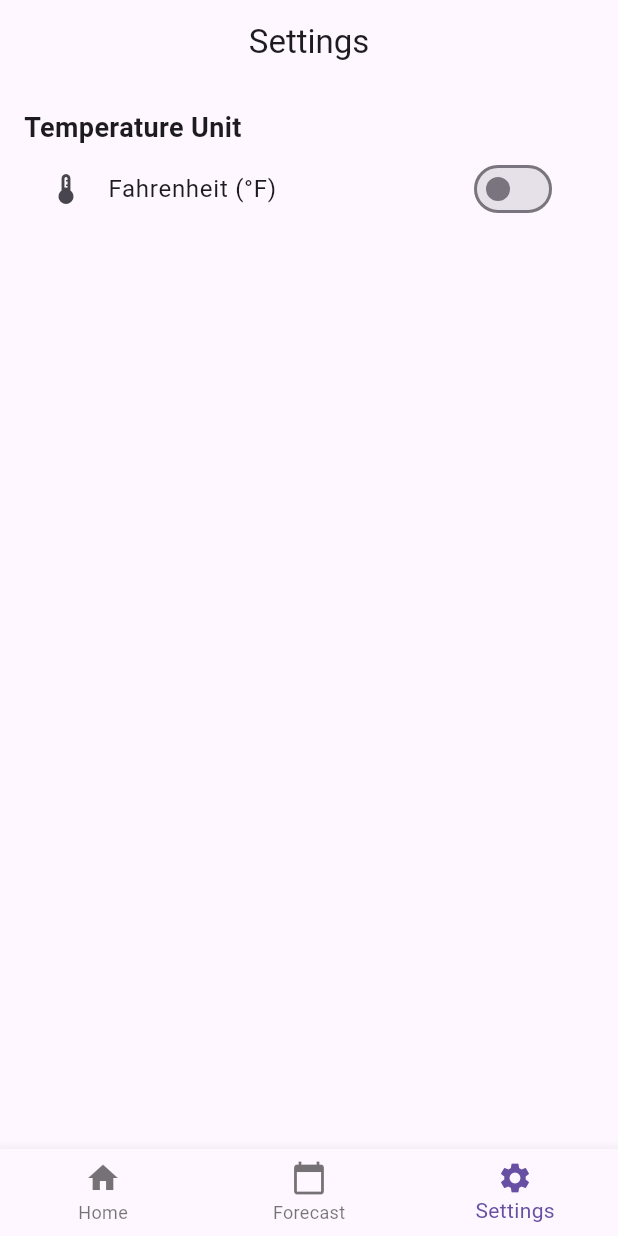
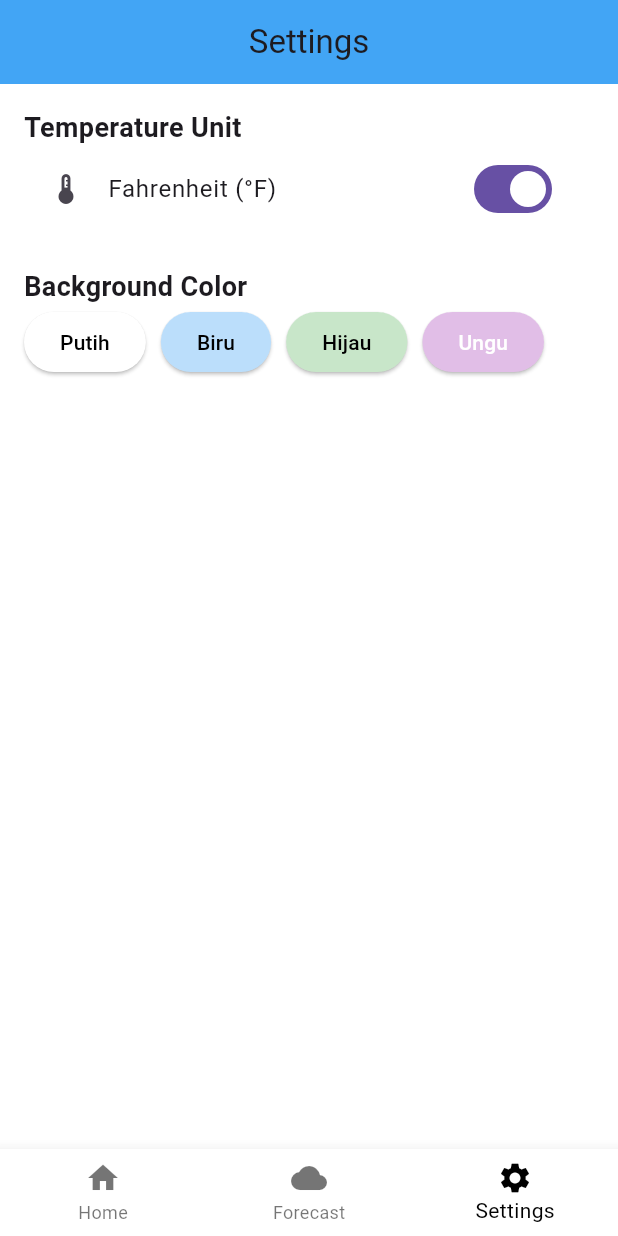
Before and after one commit to Fauzanwildany/weather_app, a Flutter app: the screen it shows after launch, item 3 of the bottom bar chosen, after a tap on "Celsius (°C)", on a phone screen of 412 x 824 dp. Run offline on Flutter 3.47's test engine with Material 3 defaults, Android fonts, the phone set to English and light mode, and no system bars; our stand-ins replace shared_preferences; network calls fail.

Commit message:
Update warna global, latar belakang dinamis, dan settings

```diff
--- a/lib/main.dart
+++ b/lib/main.dart
@@ -1,7 +1,5 @@
 import 'package:flutter/material.dart';
-import 'pages/home_page.dart';
-import 'pages/forecast_page.dart';
-import 'pages/settings_page.dart';
+import 'pages/splash_page.dart';
 
 void main() {
   runApp(const WeatherApp());
@@ -15,51 +13,11 @@ class WeatherApp extends StatelessWidget {
     return MaterialApp(
       debugShowCheckedModeBanner: false,
       title: 'Weather App',
-      theme: ThemeData(primarySwatch: Colors.blue),
-      home: const MainPage(),
+      theme: ThemeData(
+        primarySwatch: Colors.blue,
+        scaffoldBackgroundColor: Colors.white,
+      ),
+      home: const SplashPage(), // SplashPage akan jadi halaman awal
     );
   }
 }
-
-class MainPage extends StatefulWidget {
-  const MainPage({super.key});
-
-  @override
-  State<MainPage> createState() => _MainPageState();
-}
-
-class _MainPageState extends State<MainPage> {
-  int _selectedIndex = 0;
-
-  final List<Widget> _pages = [
-    const HomePage(),
-    const ForecastPage(),
-    const SettingsPage(),
-  ];
-
-  void _onItemTapped(int index) {
-    setState(() => _selectedIndex = index);
-  }
-
-  @override
-  Widget build(BuildContext context) {
-    return Scaffold(
-      body: _pages[_selectedIndex],
-      bottomNavigationBar: BottomNavigationBar(
-        currentIndex: _selectedIndex,
-        onTap: _onItemTapped,
-        items: const [
-          BottomNavigationBarItem(icon: Icon(Icons.home), label: 'Home'),
-          BottomNavigationBarItem(
-            icon: Icon(Icons.calendar_today),
-            label: 'Forecast',
-          ),
-          BottomNavigationBarItem(
-            icon: Icon(Icons.settings),
-            label: 'Settings',
-          ),
-        ],
-      ),
-    );
-  }
-}
--- a/lib/pages/forecast_page.dart
+++ b/lib/pages/forecast_page.dart
@@ -1,8 +1,16 @@
 import 'package:flutter/material.dart';
 import '../services/forecast_service.dart';
+import '../providers/theme_provider.dart';
 
 class ForecastPage extends StatefulWidget {
-  const ForecastPage({super.key});
+  final String city;
+  final bool isFahrenheit;
+
+  const ForecastPage({
+    super.key,
+    required this.city,
+    required this.isFahrenheit,
+  });
 
   @override
   State<ForecastPage> createState() => _ForecastPageState();
@@ -21,7 +29,7 @@ class _ForecastPageState extends State<ForecastPage> {
 
   void _loadForecast() async {
     try {
-      final data = await _forecastService.fetchForecast("Jakarta");
+      final data = await _forecastService.fetchForecast(widget.city);
       setState(() {
         _forecastData = data;
         _isLoading = false;
@@ -31,23 +39,36 @@ class _ForecastPageState extends State<ForecastPage> {
     }
   }
 
+  double _convertTemp(double celsius) {
+    return widget.isFahrenheit ? (celsius * 9 / 5 + 32) : celsius;
+  }
+
+  String _unitSymbol() => widget.isFahrenheit ? '°F' : '°C';
+
   @override
   Widget build(BuildContext context) {
+    return ValueListenableBuilder<Color>(
+      valueListenable: ThemeProvider.backgroundColor,
+      builder: (context, bgColor, _) {
         return Scaffold(
-      appBar: AppBar(title: const Text('5-Day Forecast'), centerTitle: true),
-      body:
-          _isLoading
+          backgroundColor: bgColor,
+          appBar: AppBar(
+            title: Text('5-Day Forecast (${widget.city})'),
+            centerTitle: true,
+          ),
+          body: _isLoading
               ? const Center(child: CircularProgressIndicator())
               : ListView.builder(
                   itemCount: _forecastData.length,
                   itemBuilder: (context, index) {
                     final item = _forecastData[index];
+                    final temp = _convertTemp(item['temp']);
                     return ListTile(
                       leading: Image.network(
                         'https://openweathermap.org/img/wn/${item['icon']}@2x.png',
                       ),
                       title: Text(
-                      '${item['temp'].toStringAsFixed(1)}°C - ${item['desc']}',
+                        '${temp.toStringAsFixed(1)}${_unitSymbol()} - ${item['desc']}',
                         style: const TextStyle(fontSize: 16),
                       ),
                       subtitle: Text(item['date']),
@@ -55,5 +76,7 @@ class _ForecastPageState extends State<ForecastPage> {
                   },
                 ),
         );
+      },
+    );
   }
 }
--- a/lib/pages/home_page.dart
+++ b/lib/pages/home_page.dart
@@ -1,9 +1,17 @@
 import 'package:flutter/material.dart';
 import '../services/weather_service.dart';
 import '../models/weather_model.dart';
+import '../providers/theme_provider.dart';
 
 class HomePage extends StatefulWidget {
-  const HomePage({super.key});
+  final Function(String) onCityChanged;
+  final bool isFahrenheit;
+
+  const HomePage({
+    super.key,
+    required this.onCityChanged,
+    required this.isFahrenheit,
+  });
 
   @override
   State<HomePage> createState() => _HomePageState();
@@ -31,8 +39,8 @@ class _HomePageState extends State<HomePage> {
       setState(() {
         _weather = data;
       });
+      widget.onCityChanged(city);
     } catch (e) {
-      // Jangan gunakan print di produksi
       setState(() {
         _weather = null;
       });
@@ -43,9 +51,14 @@ class _HomePageState extends State<HomePage> {
     }
   }
 
+  double _convertTemp(double celsius) {
+    return widget.isFahrenheit ? (celsius * 9 / 5 + 32) : celsius;
+  }
+
+  String _unitSymbol() => widget.isFahrenheit ? '°F' : '°C';
+
   LinearGradient _getWeatherGradient(String description) {
     description = description.toLowerCase();
-
     if (description.contains('rain')) {
       return const LinearGradient(
         colors: [Colors.grey, Colors.blueGrey],
@@ -75,6 +88,9 @@ class _HomePageState extends State<HomePage> {
 
   @override
   Widget build(BuildContext context) {
+    return ValueListenableBuilder<Color>(
+      valueListenable: ThemeProvider.backgroundColor,
+      builder: (context, bgColor, _) {
         return Scaffold(
           appBar: AppBar(
             title: const Text('WeatherNow'),
@@ -87,16 +103,12 @@ class _HomePageState extends State<HomePage> {
               gradient:
                   _weather != null
                       ? _getWeatherGradient(_weather!.description)
-                  : const LinearGradient(
-                    colors: [Colors.blue, Colors.lightBlueAccent],
-                    begin: Alignment.topCenter,
-                    end: Alignment.bottomCenter,
-                  ),
+                      : null,
+              color: _weather == null ? bgColor : null,
             ),
             padding: const EdgeInsets.all(20),
             child: Column(
               children: [
-            // Kotak pencarian
                 Container(
                   decoration: BoxDecoration(
                     color: Colors.white,
@@ -114,7 +126,9 @@ class _HomePageState extends State<HomePage> {
                     decoration: InputDecoration(
                       hintText: 'Masukkan nama kota',
                       border: InputBorder.none,
-                  contentPadding: const EdgeInsets.symmetric(horizontal: 16),
+                      contentPadding: const EdgeInsets.symmetric(
+                        horizontal: 16,
+                      ),
                       suffixIcon: IconButton(
                         icon: const Icon(Icons.search),
                         onPressed: () {
@@ -128,8 +142,6 @@ class _HomePageState extends State<HomePage> {
                   ),
                 ),
                 const SizedBox(height: 30),
-
-            // Cuaca atau loading
                 if (_isLoading)
                   const Center(child: CircularProgressIndicator())
                 else if (_weather != null)
@@ -161,7 +173,7 @@ class _HomePageState extends State<HomePage> {
                               ),
                               const SizedBox(height: 12),
                               Text(
-                            '${_weather!.temperature.toStringAsFixed(1)}°C',
+                                '${_convertTemp(_weather!.temperature).toStringAsFixed(1)}${_unitSymbol()}',
                                 style: const TextStyle(
                                   fontSize: 52,
                                   fontWeight: FontWeight.bold,
@@ -196,5 +208,7 @@ class _HomePageState extends State<HomePage> {
             ),
           ),
         );
+      },
+    );
   }
 }
--- /dev/null
+++ b/lib/pages/main_page.dart
@@ -0,0 +1,73 @@
+import 'package:flutter/material.dart';
+import 'home_page.dart';
+import 'forecast_page.dart';
+import 'settings_page.dart';
+import '../providers/theme_provider.dart';
+
+class MainPage extends StatefulWidget {
+  final bool initialIsFahrenheit;
+  const MainPage({super.key, required this.initialIsFahrenheit});
+
+  @override
+  State<MainPage> createState() => _MainPageState();
+}
+
+class _MainPageState extends State<MainPage> {
+  int _selectedIndex = 0;
+  String _currentCity = "Pamekasan";
+  late bool _isFahrenheit;
+
+  @override
+  void initState() {
+    super.initState();
+    _isFahrenheit = widget.initialIsFahrenheit;
+  }
+
+  void _onCityChanged(String city) {
+    setState(() {
+      _currentCity = city;
+    });
+  }
+
+  void _onUnitChanged(bool value) {
+    setState(() {
+      _isFahrenheit = value;
+    });
+  }
+
+  @override
+  Widget build(BuildContext context) {
+    final pages = [
+      HomePage(onCityChanged: _onCityChanged, isFahrenheit: _isFahrenheit),
+      ForecastPage(city: _currentCity, isFahrenheit: _isFahrenheit),
+      SettingsPage(isFahrenheit: _isFahrenheit, onUnitChanged: _onUnitChanged),
+    ];
+
+    return ValueListenableBuilder<Color>(
+      valueListenable: ThemeProvider.backgroundColor,
+      builder: (context, bgColor, _) {
+        return Scaffold(
+          body: pages[_selectedIndex],
+          bottomNavigationBar: BottomNavigationBar(
+            currentIndex: _selectedIndex,
+            onTap: (index) => setState(() => _selectedIndex = index),
+            backgroundColor: bgColor,
+            selectedItemColor: Colors.black,
+            unselectedItemColor: Colors.black54,
+            items: const [
+              BottomNavigationBarItem(icon: Icon(Icons.home), label: 'Home'),
+              BottomNavigationBarItem(
+                icon: Icon(Icons.cloud),
+                label: 'Forecast',
+              ),
+              BottomNavigationBarItem(
+                icon: Icon(Icons.settings),
+                label: 'Settings',
+              ),
+            ],
+          ),
+        );
+      },
+    );
+  }
+}
--- a/lib/pages/settings_page.dart
+++ b/lib/pages/settings_page.dart
@@ -1,41 +1,55 @@
 import 'package:flutter/material.dart';
 import 'package:shared_preferences/shared_preferences.dart';
+import '../providers/theme_provider.dart';
 
 class SettingsPage extends StatefulWidget {
-  const SettingsPage({super.key});
+  final bool isFahrenheit;
+  final Function(bool) onUnitChanged;
+
+  const SettingsPage({
+    super.key,
+    required this.isFahrenheit,
+    required this.onUnitChanged,
+  });
 
   @override
   State<SettingsPage> createState() => _SettingsPageState();
 }
 
 class _SettingsPageState extends State<SettingsPage> {
-  bool _useCelsius = true;
+  late bool _useFahrenheit;
 
   @override
   void initState() {
     super.initState();
-    _loadPreference();
-  }
-
-  void _loadPreference() async {
-    final prefs = await SharedPreferences.getInstance();
-    setState(() {
-      _useCelsius = prefs.getBool('useCelsius') ?? true;
-    });
+    _useFahrenheit = widget.isFahrenheit;
   }
 
   void _toggleUnit(bool value) async {
     final prefs = await SharedPreferences.getInstance();
     setState(() {
-      _useCelsius = value;
+      _useFahrenheit = value;
     });
-    await prefs.setBool('useCelsius', value);
+    await prefs.setBool('useFahrenheit', value);
+    widget.onUnitChanged(value);
+  }
+
+  void _changeColor(Color color) async {
+    await ThemeProvider.updateColor(color);
   }
 
   @override
   Widget build(BuildContext context) {
+    return ValueListenableBuilder<Color>(
+      valueListenable: ThemeProvider.backgroundColor,
+      builder: (context, bgColor, _) {
         return Scaffold(
-      appBar: AppBar(title: const Text('Settings'), centerTitle: true),
+          backgroundColor: bgColor,
+          appBar: AppBar(
+            title: const Text('Settings'),
+            centerTitle: true,
+            backgroundColor: Colors.blue.shade400,
+          ),
           body: ListView(
             padding: const EdgeInsets.all(16),
             children: [
@@ -44,13 +58,58 @@ class _SettingsPageState extends State<SettingsPage> {
                 style: TextStyle(fontSize: 18, fontWeight: FontWeight.bold),
               ),
               SwitchListTile(
-            title: Text(_useCelsius ? 'Celsius (°C)' : 'Fahrenheit (°F)'),
-            value: _useCelsius,
+                title:
+                    Text(_useFahrenheit ? 'Fahrenheit (°F)' : 'Celsius (°C)'),
+                value: _useFahrenheit,
                 onChanged: _toggleUnit,
                 secondary: const Icon(Icons.thermostat),
+              ),
+              const SizedBox(height: 24),
+              const Text(
+                'Background Color',
+                style: TextStyle(fontSize: 18, fontWeight: FontWeight.bold),
+              ),
+              Wrap(
+                spacing: 10,
+                children: [
+                  ElevatedButton(
+                    onPressed: () => _changeColor(Colors.white),
+                    style: ElevatedButton.styleFrom(
+                      backgroundColor: Colors.white,
+                      foregroundColor: Colors.black,
+                    ),
+                    child: const Text('Putih'),
+                  ),
+                  ElevatedButton(
+                    onPressed: () => _changeColor(Colors.blue.shade100),
+                    style: ElevatedButton.styleFrom(
+                      backgroundColor: Colors.blue.shade100,
+                      foregroundColor: Colors.black,
+                    ),
+                    child: const Text('Biru'),
+                  ),
+                  ElevatedButton(
+                    onPressed: () => _changeColor(Colors.green.shade100),
+                    style: ElevatedButton.styleFrom(
+                      backgroundColor: Colors.green.shade100,
+                      foregroundColor: Colors.black,
+                    ),
+                    child: const Text('Hijau'),
+                  ),
+                  ElevatedButton(
+                    onPressed: () => _changeColor(Colors.purple.shade100),
+                    style: ElevatedButton.styleFrom(
+                      backgroundColor: Colors.purple.shade100,
+                      foregroundColor: Colors.white,
+                    ),
+                    child: const Text('Ungu'),
+                  ),
+                ],
               ),
             ],
           ),
         );
+      },
+    );
   }
 }
--- a/lib/pages/splash_page.dart
+++ b/lib/pages/splash_page.dart
@@ -1,6 +1,7 @@
 import 'dart:async';
 import 'package:flutter/material.dart';
-import 'home_page.dart';
+import 'package:shared_preferences/shared_preferences.dart';
+import 'main_page.dart'; // ubah ini
 
 class SplashPage extends StatefulWidget {
   const SplashPage({super.key});
@@ -13,13 +14,20 @@ class _SplashPageState extends State<SplashPage> {
   @override
   void initState() {
     super.initState();
-    // Navigasi ke halaman utama setelah 3 detik
-    Timer(const Duration(seconds: 3), () {
-      Navigator.pushReplacement(
-        context,
-        MaterialPageRoute(builder: (context) => const HomePage()),
-      );
-    });
+    _goToMainPage();
+  }
+
+  Future<void> _goToMainPage() async {
+    await Future.delayed(const Duration(seconds: 3)); // delay splash
+    final prefs = await SharedPreferences.getInstance();
+    final isFahrenheit = prefs.getBool('useFahrenheit') ?? false;
+
+    Navigator.pushReplacement(
+      context,
+      MaterialPageRoute(
+        builder: (context) => MainPage(initialIsFahrenheit: isFahrenheit),
+      ),
+    );
   }
 
   @override
--- /dev/null
+++ b/lib/providers/theme_provider.dart
@@ -0,0 +1,20 @@
+import 'package:flutter/material.dart';
+import 'package:shared_preferences/shared_preferences.dart';
+
+class ThemeProvider {
+  static final ValueNotifier<Color> backgroundColor = ValueNotifier<Color>(
+    Colors.white,
+  );
+
+  static Future<void> loadSavedColor() async {
+    final prefs = await SharedPreferences.getInstance();
+    final colorValue = prefs.getInt('bgColor') ?? Colors.white.value;
+    backgroundColor.value = Color(colorValue);
+  }
+
+  static Future<void> updateColor(Color newColor) async {
+    backgroundColor.value = newColor;
+    final prefs = await SharedPreferences.getInstance();
+    await prefs.setInt('bgColor', newColor.value);
+  }
+}
--- a/lib/services/forecast_service.dart
+++ b/lib/services/forecast_service.dart
@@ -2,8 +2,7 @@ import 'dart:convert';
 import 'package:http/http.dart' as http;
 
 class ForecastService {
-  final String apiKey =
-      '729db33119e179c070e8decdd79e756c'; // Ganti dengan API key kamu
+  final String apiKey = '729db33119e179c070e8decdd79e756c'; // Ganti dengan API key kamu
 
   Future<List<Map<String, dynamic>>> fetchForecast(String city) async {
     final url =
@@ -19,7 +18,7 @@ class ForecastService {
         final item = data['list'][i];
         forecastList.add({
           'date': item['dt_txt'],
-          'temp': item['main']['temp'],
+          'temp': (item['main']['temp'] as num).toDouble(), // ✅ fix
           'desc': item['weather'][0]['description'],
           'icon': item['weather'][0]['icon'],
         });
--- a/pubspec.yaml
+++ b/pubspec.yaml
@@ -33,8 +33,7 @@ dependencies:
   http: ^0.13.6
   shared_preferences: ^2.2.2
   flutter_spinkit: ^5.2.0
-  geolocator: ^11.0.0
-  geocoding: ^4.0.0
+
   cupertino_icons: ^1.0.8
 
 dev_dependencies:
```
Also changed, not shown: pubspec.lock, 4 other files. Lines whose indentation alone changed are shown as unchanged.
